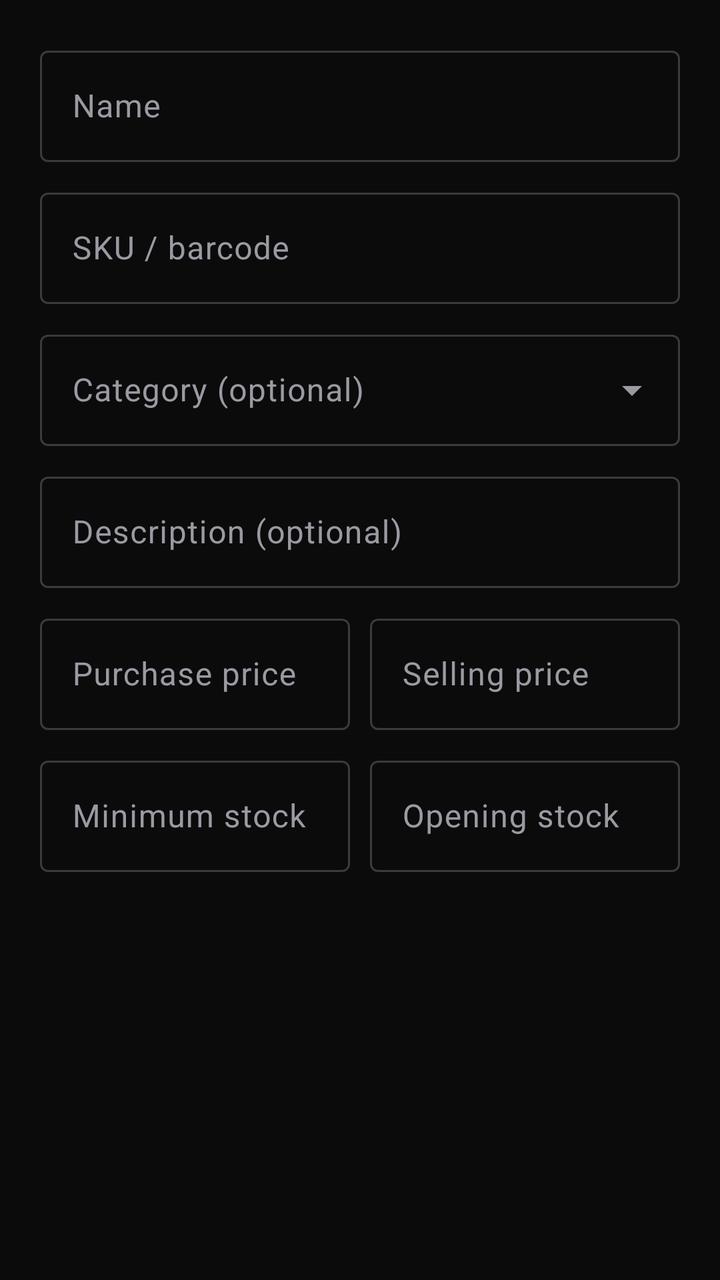
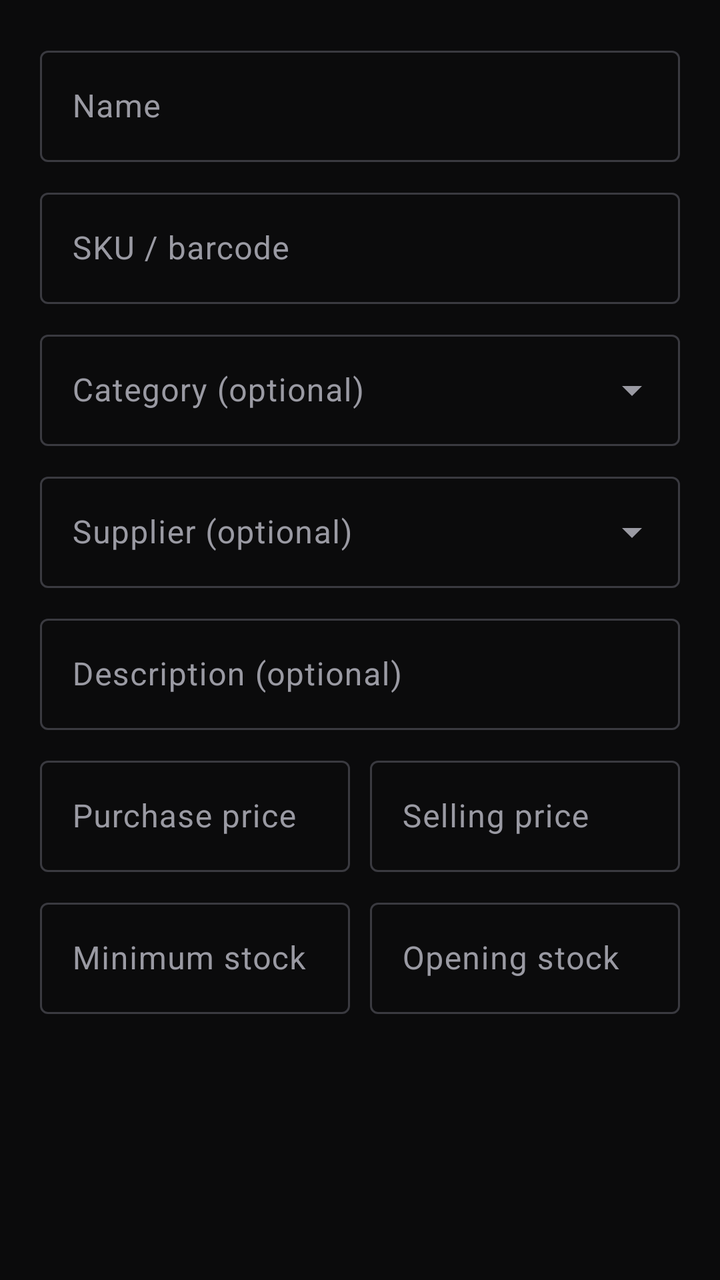

The first picture is an Android layout as it rendered before a commit; the second is the same layout after the commit. The layout source and the unified diff follow.
<!-- AndroidManifest.xml: application theme Theme.BxoStock -->
<!-- res/layout/dialog_product.xml -->
<?xml version="1.0" encoding="utf-8"?>
<ScrollView xmlns:android="http://schemas.android.com/apk/res/android"
    android:layout_width="match_parent"
    android:layout_height="wrap_content">

    <LinearLayout
        android:layout_width="match_parent"
        android:layout_height="wrap_content"
        android:orientation="vertical"
        android:padding="20dp">

        <com.google.android.material.textfield.TextInputLayout
            style="@style/Widget.Material3.TextInputLayout.OutlinedBox"
            android:layout_width="match_parent" android:layout_height="wrap_content" android:hint="Name">
            <com.google.android.material.textfield.TextInputEditText android:id="@+id/dName"
                android:layout_width="match_parent" android:layout_height="wrap_content"
                android:inputType="textCapWords" android:maxLength="100" />
        </com.google.android.material.textfield.TextInputLayout>

        <com.google.android.material.textfield.TextInputLayout
            style="@style/Widget.Material3.TextInputLayout.OutlinedBox"
            android:layout_width="match_parent" android:layout_height="wrap_content"
            android:layout_marginTop="10dp" android:hint="SKU / barcode">
            <com.google.android.material.textfield.TextInputEditText android:id="@+id/dSku"
                android:layout_width="match_parent" android:layout_height="wrap_content"
                android:inputType="textCapCharacters" android:maxLength="50" />
        </com.google.android.material.textfield.TextInputLayout>

        <com.google.android.material.textfield.TextInputLayout
            style="@style/Widget.Material3.TextInputLayout.OutlinedBox.ExposedDropdownMenu"
            android:layout_width="match_parent" android:layout_height="wrap_content"
            android:layout_marginTop="10dp" android:hint="Category (optional)">
            <com.google.android.material.textfield.MaterialAutoCompleteTextView android:id="@+id/dCategory"
                android:layout_width="match_parent" android:layout_height="wrap_content"
                android:inputType="text" />
        </com.google.android.material.textfield.TextInputLayout>

        <com.google.android.material.textfield.TextInputLayout
            style="@style/Widget.Material3.TextInputLayout.OutlinedBox"
            android:layout_width="match_parent" android:layout_height="wrap_content"
            android:layout_marginTop="10dp" android:hint="Description (optional)">
            <com.google.android.material.textfield.TextInputEditText android:id="@+id/dDescription"
                android:layout_width="match_parent" android:layout_height="wrap_content"
                android:inputType="textCapSentences" android:maxLength="255" />
        </com.google.android.material.textfield.TextInputLayout>

        <LinearLayout android:layout_width="match_parent" android:layout_height="wrap_content"
            android:layout_marginTop="10dp" android:orientation="horizontal">
            <com.google.android.material.textfield.TextInputLayout
                style="@style/Widget.Material3.TextInputLayout.OutlinedBox"
                android:layout_width="0dp" android:layout_height="wrap_content"
                android:layout_marginEnd="5dp" android:layout_weight="1" android:hint="Purchase price">
                <com.google.android.material.textfield.TextInputEditText android:id="@+id/dPurchase"
                    android:layout_width="match_parent" android:layout_height="wrap_content"
                    android:inputType="numberDecimal" />
            </com.google.android.material.textfield.TextInputLayout>
            <com.google.android.material.textfield.TextInputLayout
                style="@style/Widget.Material3.TextInputLayout.OutlinedBox"
                android:layout_width="0dp" android:layout_height="wrap_content"
                android:layout_marginStart="5dp" android:layout_weight="1" android:hint="Selling price">
                <com.google.android.material.textfield.TextInputEditText android:id="@+id/dSelling"
                    android:layout_width="match_parent" android:layout_height="wrap_content"
                    android:inputType="numberDecimal" />
            </com.google.android.material.textfield.TextInputLayout>
        </LinearLayout>

        <LinearLayout android:layout_width="match_parent" android:layout_height="wrap_content"
            android:layout_marginTop="10dp" android:orientation="horizontal">
            <com.google.android.material.textfield.TextInputLayout
                style="@style/Widget.Material3.TextInputLayout.OutlinedBox"
                android:layout_width="0dp" android:layout_height="wrap_content"
                android:layout_marginEnd="5dp" android:layout_weight="1" android:hint="Minimum stock">
                <com.google.android.material.textfield.TextInputEditText android:id="@+id/dMin"
                    android:layout_width="match_parent" android:layout_height="wrap_content"
                    android:inputType="number" android:maxLength="6" />
            </com.google.android.material.textfield.TextInputLayout>
            <com.google.android.material.textfield.TextInputLayout
                android:id="@+id/tilOpening"
                style="@style/Widget.Material3.TextInputLayout.OutlinedBox"
                android:layout_width="0dp" android:layout_height="wrap_content"
                android:layout_marginStart="5dp" android:layout_weight="1" android:hint="Opening stock">
                <com.google.android.material.textfield.TextInputEditText android:id="@+id/dOpening"
                    android:layout_width="match_parent" android:layout_height="wrap_content"
                    android:inputType="number" android:maxLength="6" />
            </com.google.android.material.textfield.TextInputLayout>
        </LinearLayout>
    </LinearLayout>
</ScrollView>
<!-- resources referenced by this layout -->
<resources>
  <style name="Theme.BxoStock" parent="Base.Theme.BxoStock" />
  <style name="Base.Theme.BxoStock" parent="Theme.Material3.Dark.NoActionBar">
          <item name="colorPrimary">#FF4D1C</item>
          <item name="colorOnPrimary">#FFFFFF</item>
          <item name="colorSecondaryContainer">#3A1306</item>
          <item name="colorOnSecondaryContainer">#FF8A63</item>
          <item name="android:colorBackground">#0B0B0C</item>
          <item name="colorSurface">#161618</item>
          <item name="colorOnSurface">#F2F2F2</item>
          <item name="colorOnSurfaceVariant">#9A9AA3</item>
          <item name="colorOutline">#3A3A40</item>
          <item name="android:statusBarColor">#0B0B0C</item>
          <item name="android:navigationBarColor">#161618</item>
      </style>
</resources>

<!-- the commit's change to res/layout/dialog_product.xml (unified diff, before → after) -->
@@ -31,6 +31,15 @@
             android:layout_width="match_parent" android:layout_height="wrap_content"
             android:layout_marginTop="10dp" android:hint="Category (optional)">
             <com.google.android.material.textfield.MaterialAutoCompleteTextView android:id="@+id/dCategory"
+                android:layout_width="match_parent" android:layout_height="wrap_content"
+                android:inputType="text" />
+        </com.google.android.material.textfield.TextInputLayout>
+
+        <com.google.android.material.textfield.TextInputLayout
+            style="@style/Widget.Material3.TextInputLayout.OutlinedBox.ExposedDropdownMenu"
+            android:layout_width="match_parent" android:layout_height="wrap_content"
+            android:layout_marginTop="10dp" android:hint="Supplier (optional)">
+            <com.google.android.material.textfield.MaterialAutoCompleteTextView android:id="@+id/dSupplier"
                 android:layout_width="match_parent" android:layout_height="wrap_content"
                 android:inputType="text" />
         </com.google.android.material.textfield.TextInputLayout>
